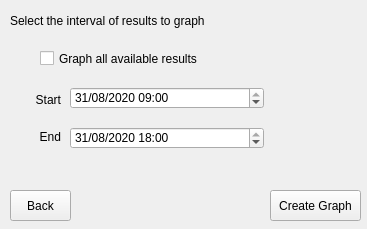
First picture: the form in ui/step2.ui, repository aziznal/spider-result-grapher, before the edit.
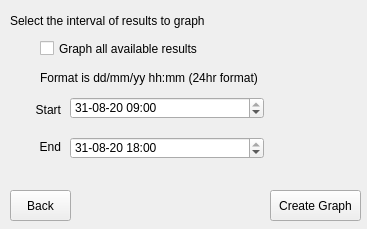
Second picture: the form after the edit.

What changed in the file:
```diff
--- a/ui/step2.ui
+++ b/ui/step2.ui
@@ -10,10 +10,34 @@
     <height>229</height>
    </rect>
   </property>
+  <property name="minimumSize">
+   <size>
+    <width>367</width>
+    <height>229</height>
+   </size>
+  </property>
+  <property name="maximumSize">
+   <size>
+    <width>367</width>
+    <height>229</height>
+   </size>
+  </property>
   <property name="windowTitle">
    <string>Choose Time Interval</string>
   </property>
   <widget class="QWidget" name="centralwidget">
+   <property name="minimumSize">
+    <size>
+     <width>367</width>
+     <height>229</height>
+    </size>
+   </property>
+   <property name="maximumSize">
+    <size>
+     <width>367</width>
+     <height>229</height>
+    </size>
+   </property>
    <widget class="QPushButton" name="createGraphButton">
     <property name="geometry">
      <rect>
@@ -63,7 +87,7 @@
     <property name="geometry">
      <rect>
       <x>70</x>
-      <y>87</y>
+      <y>97</y>
       <width>194</width>
       <height>22</height>
      </rect>
@@ -79,14 +103,14 @@
      </datetime>
     </property>
     <property name="displayFormat">
-     <string>dd/MM/yyyy HH:mm</string>
+     <string>dd-MM-yy HH:mm</string>
     </property>
    </widget>
    <widget class="QLabel" name="label_2">
     <property name="geometry">
      <rect>
       <x>10</x>
-      <y>90</y>
+      <y>100</y>
       <width>51</width>
       <height>20</height>
      </rect>
@@ -102,7 +126,7 @@
     <property name="geometry">
      <rect>
       <x>10</x>
-      <y>127</y>
+      <y>137</y>
       <width>51</width>
       <height>20</height>
      </rect>
@@ -118,7 +142,7 @@
     <property name="geometry">
      <rect>
       <x>70</x>
-      <y>127</y>
+      <y>137</y>
       <width>194</width>
       <height>22</height>
      </rect>
@@ -134,14 +158,14 @@
      </datetime>
     </property>
     <property name="displayFormat">
-     <string>dd/MM/yyyy HH:mm</string>
+     <string>dd-MM-yy HH:mm</string>
     </property>
    </widget>
    <widget class="QCheckBox" name="graphAllCheckBox">
     <property name="geometry">
      <rect>
       <x>40</x>
-      <y>50</y>
+      <y>40</y>
       <width>221</width>
       <height>17</height>
      </rect>
@@ -150,6 +174,19 @@
      <string>Graph all available results</string>
     </property>
    </widget>
+   <widget class="QLabel" name="label_4">
+    <property name="geometry">
+     <rect>
+      <x>40</x>
+      <y>67</y>
+      <width>241</width>
+      <height>21</height>
+     </rect>
+    </property>
+    <property name="text">
+     <string>Format is dd/mm/yy hh:mm (24hr format)</string>
+    </property>
+   </widget>
   </widget>
  </widget>
  <resources/>
```
